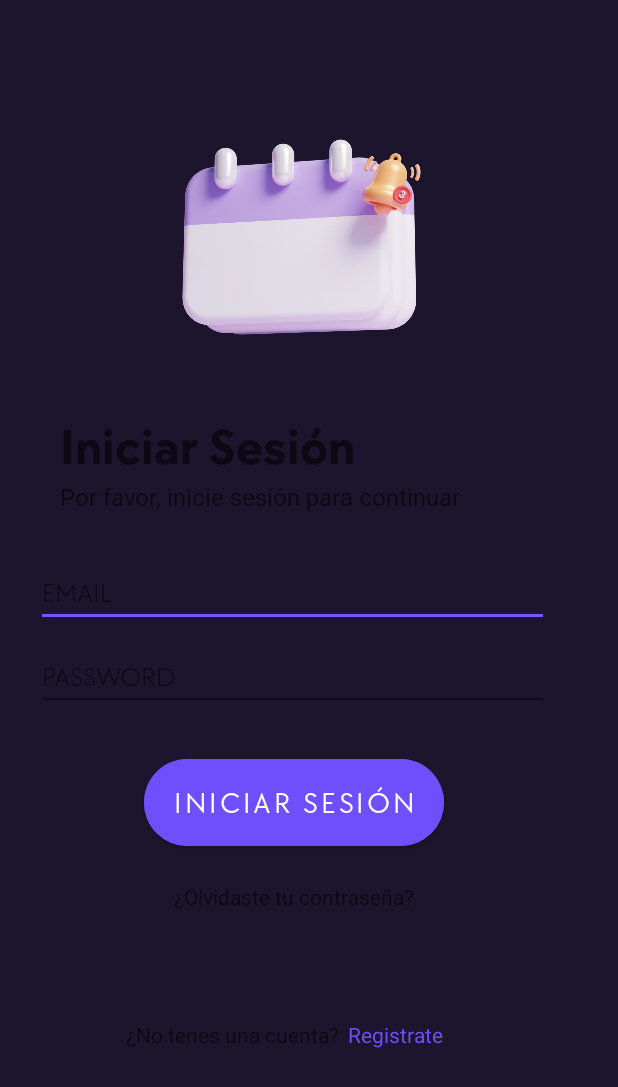
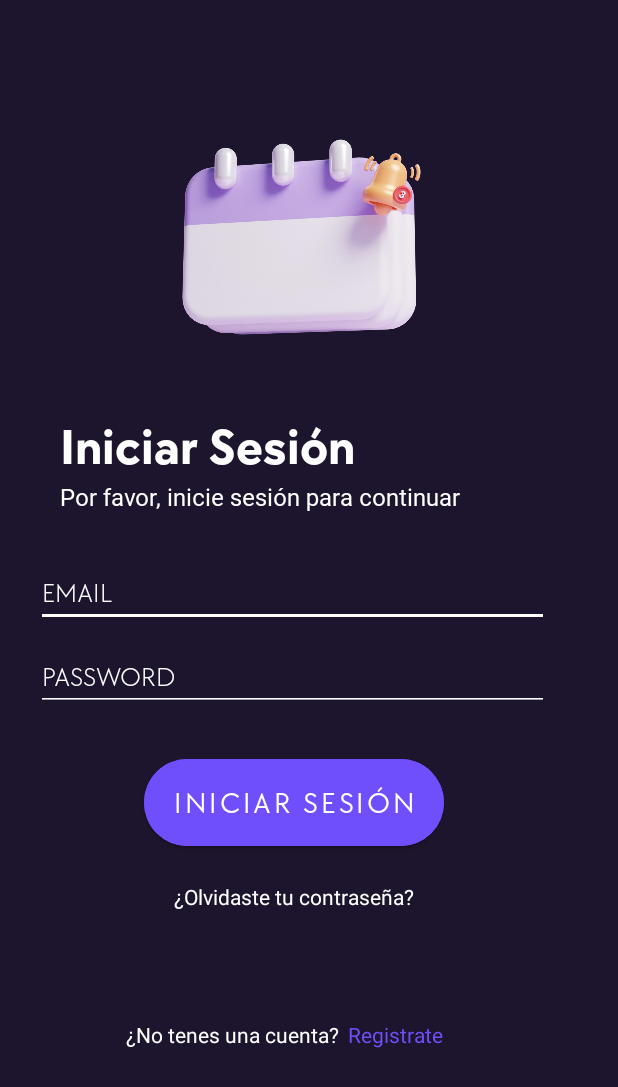
Before and after one commit to NachoXS15/focus-app, an Android app: the loginPage screen opened directly, with no data from a screen before it, on a phone screen of 412 x 824 dp. Shown: the top 1087 px of the screen. Run offline under Robolectric (Android 15) with nearby library versions, the phone set to English and light mode, and no system bars; our stand-ins replace Firebase (no records; nobody signed in at launch, a user with empty details on screens opened directly).

Commit message:
fixed visual bugs in some activities

```diff
--- a/app/src/main/res/layout/activity_calendar_page.xml
+++ b/app/src/main/res/layout/activity_calendar_page.xml
@@ -29,6 +29,7 @@
         android:layout_width="403dp"
         android:layout_height="308dp"
         android:layout_marginTop="232dp"
+        android:textColor="@color/white"
         app:layout_constraintEnd_toEndOf="parent"
         app:layout_constraintStart_toStartOf="parent"
         app:layout_constraintTop_toTopOf="parent"
--- a/app/src/main/res/layout/activity_login_page.xml
+++ b/app/src/main/res/layout/activity_login_page.xml
@@ -14,6 +14,7 @@
         android:layout_height="wrap_content"
         android:layout_marginStart="40dp"
         android:layout_marginTop="320dp"
+        android:textColor="@color/white"
         android:fontFamily="@font/narin_regular"
         android:text="@string/loginSubTitle"
         android:textSize="16sp"
@@ -22,6 +23,7 @@
 
     <TextView
         android:id="@+id/titleLogin1"
+        android:textColor="@color/white"
         android:layout_width="wrap_content"
         android:layout_height="wrap_content"
         android:layout_marginStart="40dp"
@@ -50,14 +52,18 @@
         android:layout_height="42dp"
         android:layout_marginStart="24dp"
         android:layout_marginTop="376dp"
+        android:textColor="@color/white"
         android:ems="10"
+        style="@style/borderEditText"
         android:fontFamily="@font/tt_chocolates_light"
         android:hint="EMAIL"
+        android:textColorHint="@color/white"
         android:inputType="textEmailAddress"
         app:layout_constraintStart_toStartOf="parent"
         app:layout_constraintTop_toTopOf="parent" />
 
     <EditText
+        android:textColor="@color/white"
         android:id="@+id/passText"
         android:layout_width="342dp"
         android:layout_height="42dp"
@@ -66,6 +72,8 @@
         android:ems="10"
         android:fontFamily="@font/tt_chocolates_light"
         android:hint="PASSWORD"
+        style="@style/borderEditText"
+        android:textColorHint="@color/white"
         android:inputType="textPassword"
         app:layout_constraintStart_toStartOf="parent"
         app:layout_constraintTop_toTopOf="parent" />
@@ -74,13 +82,14 @@
         android:id="@+id/buttonLogin"
         android:layout_width="200dp"
         android:layout_height="70dp"
+        android:textColor="@color/white"
         android:layout_marginStart="96dp"
         android:layout_marginTop="500dp"
         android:backgroundTint="@color/buttonBackGround"
         android:fontFamily="@font/tt_chocolates_regular"
         android:onClick="goMain"
         android:text="@string/buttonMainLogin"
-        android:textColor="@color/white"
+
         android:textSize="20sp"
 
         app:cornerRadius="40dp"
@@ -96,11 +105,14 @@
         android:onClick="goRecover"
         android:text="@string/passForgot"
         app:layout_constraintStart_toStartOf="parent"
-        app:layout_constraintTop_toTopOf="parent" />
+        app:layout_constraintTop_toTopOf="parent"
+        android:textColor="@color/white"
+        />
 
     <TextView
         android:id="@+id/textView4"
         android:layout_width="145dp"
+        android:textColor="@color/white"
         android:layout_height="20dp"
         android:layout_marginStart="84dp"
         android:layout_marginTop="680dp"
--- a/app/src/main/res/layout/activity_main.xml
+++ b/app/src/main/res/layout/activity_main.xml
@@ -15,6 +15,8 @@
         android:layout_marginStart="56dp"
         android:layout_marginTop="248dp"
         android:fontFamily="@font/tt_chocolates_medium"
+        android:shadowRadius="30"
+        android:textColor="@color/white"
         android:text="@string/app_name"
         android:textAlignment="center"
         android:textSize="80sp"
@@ -46,6 +48,7 @@
         android:layout_marginStart="72dp"
         android:layout_marginTop="336dp"
         android:fontFamily="@font/tt_chocolates_light"
+        android:textColor="@color/white"
         android:text="@string/subTitleMain"
         android:textSize="17dp"
         app:layout_constraintStart_toStartOf="parent"
--- a/app/src/main/res/layout/activity_options_menu.xml
+++ b/app/src/main/res/layout/activity_options_menu.xml
@@ -93,6 +93,7 @@
         android:layout_marginTop="593dp"
         android:fontFamily="@font/tt_chocolates_medium"
         android:onClick="goSetting"
+        android:textColor="@color/white"
         android:text="@string/settings"
         app:layout_constraintStart_toStartOf="parent"
         app:layout_constraintTop_toTopOf="parent" />
@@ -112,6 +113,7 @@
     <TextView
         android:id="@+id/textView8"
         android:layout_width="wrap_content"
+        android:textColor="@color/white"
         android:layout_height="wrap_content"
         android:layout_marginStart="154dp"
         android:layout_marginTop="492dp"
@@ -128,6 +130,7 @@
         android:layout_marginTop="543dp"
         android:fontFamily="@font/tt_chocolates_medium"
         android:onClick="goCalendar"
+        android:textColor="@color/white"
         android:text="@string/calendar"
         app:layout_constraintStart_toStartOf="parent"
         app:layout_constraintTop_toTopOf="parent" />
--- a/app/src/main/res/layout/activity_recover_password.xml
+++ b/app/src/main/res/layout/activity_recover_password.xml
@@ -15,6 +15,8 @@
         android:layout_marginStart="100dp"
         android:layout_marginTop="124dp"
         android:ems="10"
+        android:textColorHint="@color/white"
+        style="@style/borderEditText"
         android:hint="Ingrese email"
         android:inputType="textPersonName"
         android:minHeight="48dp"
--- a/app/src/main/res/layout/item_row.xml
+++ b/app/src/main/res/layout/item_row.xml
@@ -18,6 +18,7 @@
             android:layout_height="wrap_content"
             android:layout_marginStart="40dp"
             android:layout_marginTop="20dp"
+            android:textColor="@color/white"
             android:text="TextView"
             android:textSize="18sp" />
 
@@ -32,6 +33,7 @@
                 android:layout_height="wrap_content"
                 android:layout_marginStart="20dp"
                 android:layout_marginTop="20dp"
+                android:textColor="@color/white"
                 android:text="TextView"
                 android:textSize="16sp" />
 
@@ -42,6 +44,7 @@
                 android:layout_marginStart="20dp"
                 android:layout_marginTop="20dp"
                 android:text="TextView"
+                android:textColor="@color/white"
                 android:textSize="16sp" />
         </LinearLayout>
     </LinearLayout>
--- a/app/src/main/res/values/strings.xml
+++ b/app/src/main/res/values/strings.xml
@@ -22,7 +22,7 @@
     //setings
     <string name="userName">Ignacio Joaquín Pantoja</string>
     <string name="mail">pantojaignacio642@gmail.com</string>
-    <string name="id">EPM500</string>
+    <string name="id">EPM955</string>
     <string name="preferencias">PREFERENCIAS</string>
     <string name="lenguage">IDIOMA</string>
     <string name="spanish">Español</string>
--- /dev/null
+++ b/app/src/main/res/values/styles.xml
@@ -0,0 +1,6 @@
+<?xml version="1.0" encoding="utf-8"?>
+<resources>
+    <style name="borderEditText" parent="Widget.AppCompat.EditText">
+        <item name="android:backgroundTint">@color/white</item>
+    </style>
+</resources>
```
Also changed, not shown: app/src/main/res/layout/activity_add_item.xml (+9 -1 lines), app/src/main/res/layout/activity_create_user.xml (+8 -0 lines).
